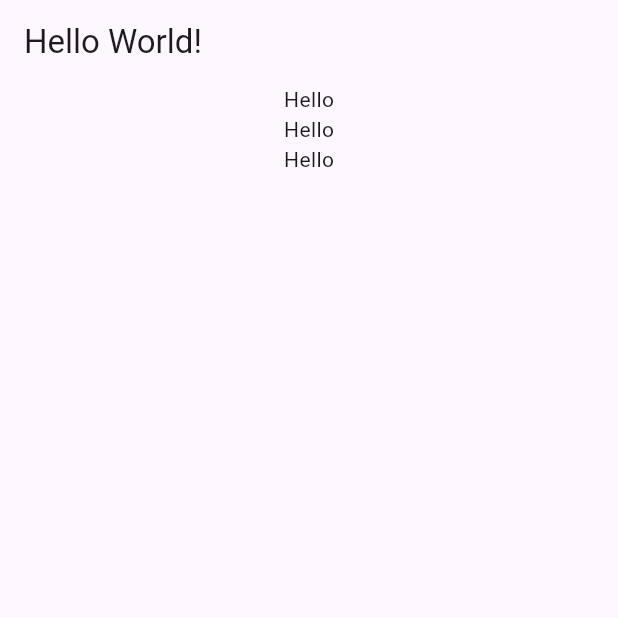
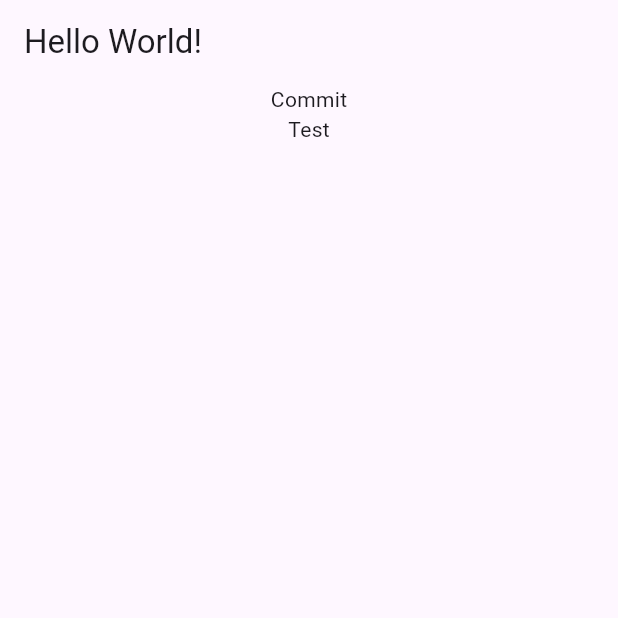
Before and after one commit to dw0124/Flutter_Study, a Flutter app: the screen it shows after launch, on a phone screen of 412 x 824 dp, the top half of it. Run offline on Flutter 3.47's test engine with Material 3 defaults, Android fonts, the phone set to English and light mode, and no system bars.

Commit message:
commit test

```diff
--- a/lib/main.dart
+++ b/lib/main.dart
@@ -28,9 +28,8 @@ class MyHomePage extends StatelessWidget {
       body: Center(
         child: Column(
           children: [
-            Text("Hello"),
-            Text("Hello"),
-            Text("Hello"),
+            Text("Commit"),
+            Text("Test"),
           ],
         ),
       ),
```
